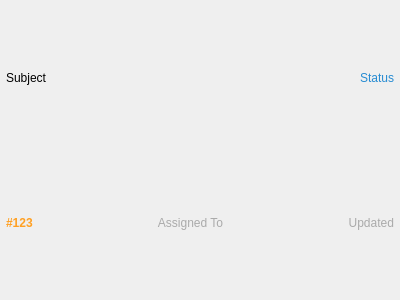
Old version of the form TableItemIssue.ui in the repository Komet/RedmineConnector.
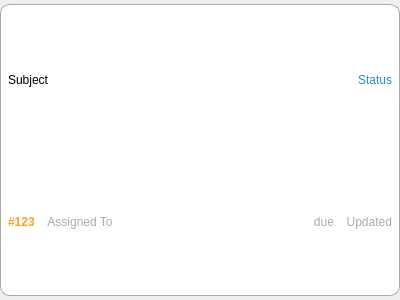
New version of the form.

```diff
--- a/TableItemIssue.ui
+++ b/TableItemIssue.ui
@@ -13,13 +13,44 @@
   <property name="windowTitle">
    <string>Form</string>
   </property>
+  <property name="styleSheet">
+   <string notr="true">#tableWidgetIssue {
+	background-color: rgb(255, 255, 255);
+	border: 1px solid rgba(0, 0, 0, 80);
+	border-radius: 10px;
+}</string>
+  </property>
+  <layout class="QVBoxLayout" name="verticalLayout_2">
+   <property name="leftMargin">
+    <number>0</number>
+   </property>
+   <property name="topMargin">
+    <number>4</number>
+   </property>
+   <property name="rightMargin">
+    <number>0</number>
+   </property>
+   <property name="bottomMargin">
+    <number>4</number>
+   </property>
+   <item>
+    <widget class="QWidget" name="tableWidgetIssue" native="true">
   <layout class="QVBoxLayout" name="verticalLayout">
    <property name="spacing">
-    <number>3</number>
-   </property>
-   <property name="margin">
+       <number>2</number>
+      </property>
+      <property name="leftMargin">
+       <number>8</number>
+      </property>
+      <property name="topMargin">
     <number>6</number>
    </property>
+      <property name="rightMargin">
+       <number>8</number>
+      </property>
+      <property name="bottomMargin">
+       <number>4</number>
+      </property>
    <item>
     <layout class="QHBoxLayout" name="horizontalLayout" stretch="1,0">
      <item>
@@ -45,7 +76,7 @@
     </layout>
    </item>
    <item>
-    <layout class="QHBoxLayout" name="horizontalLayout_2" stretch="0,1,0">
+       <layout class="QHBoxLayout" name="horizontalLayout_2" stretch="0,0,0,1,0">
      <item>
       <widget class="QLabel" name="issueId">
        <property name="font">
@@ -62,6 +93,22 @@
        </property>
       </widget>
      </item>
+        <item>
+         <spacer name="horizontalSpacer">
+          <property name="orientation">
+           <enum>Qt::Horizontal</enum>
+          </property>
+          <property name="sizeType">
+           <enum>QSizePolicy::Fixed</enum>
+          </property>
+          <property name="sizeHint" stdset="0">
+           <size>
+            <width>10</width>
+            <height>20</height>
+           </size>
+          </property>
+         </spacer>
+        </item>
      <item>
       <widget class="QLabel" name="assignedTo">
        <property name="styleSheet">
@@ -76,6 +123,22 @@
        </property>
       </widget>
      </item>
+        <item>
+         <widget class="QLabel" name="due">
+          <property name="styleSheet">
+           <string notr="true">color: rgb(170, 170, 170);</string>
+          </property>
+          <property name="text">
+           <string>due</string>
+          </property>
+          <property name="alignment">
+           <set>Qt::AlignRight|Qt::AlignTrailing|Qt::AlignVCenter</set>
+          </property>
+          <property name="indent">
+           <number>10</number>
+          </property>
+         </widget>
+        </item>
      <item>
       <widget class="QLabel" name="updated">
        <property name="styleSheet">
@@ -90,6 +153,9 @@
       </widget>
      </item>
     </layout>
+      </item>
+     </layout>
+    </widget>
    </item>
   </layout>
  </widget>
```
Left out of the diff: 3 changed lines with no effect on the pictures. Lines whose indentation alone changed are shown as unchanged.
